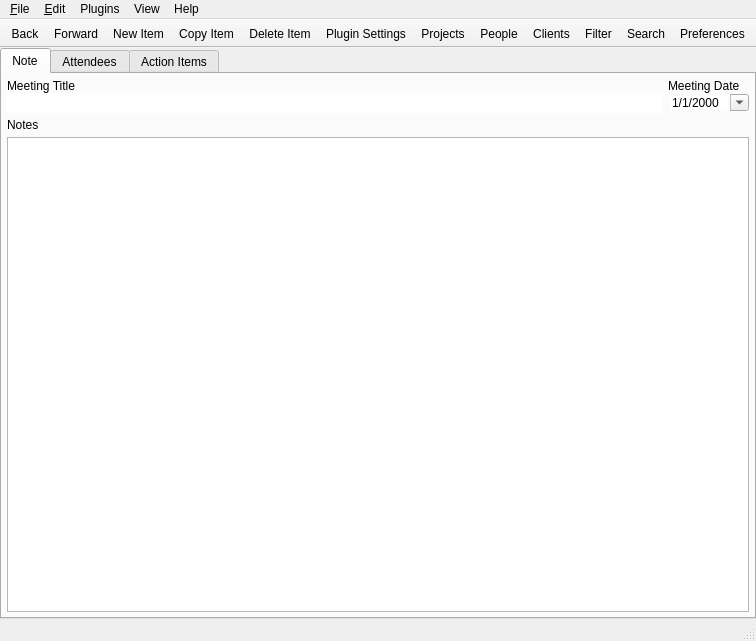
Before: the Qt Designer form mainwindow.ui in kestermckinney/ProjectNotes, drawn with Qt 5.
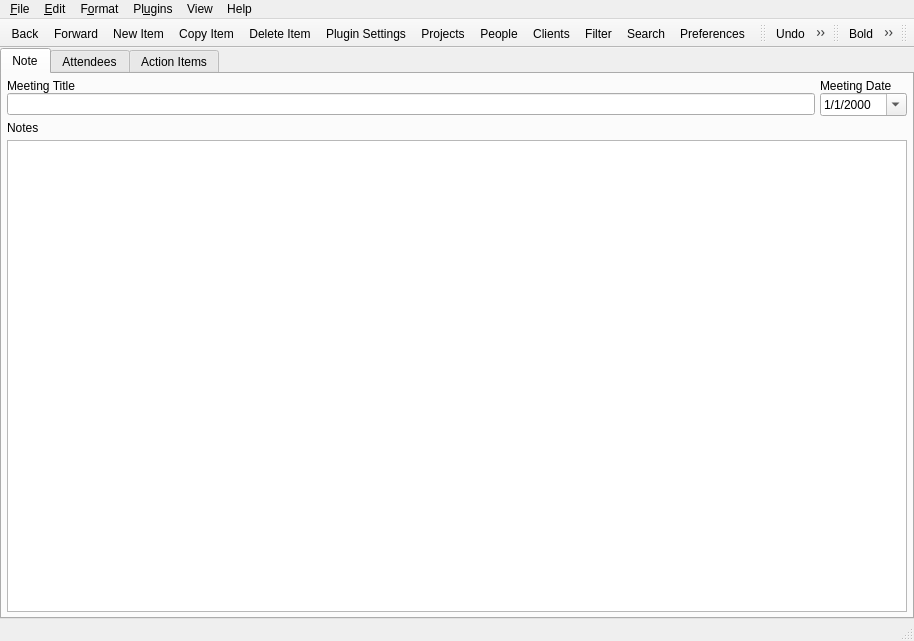
After: the same form once the commit is applied. The open tabs and pages were chosen to show the change. Icons and pictures are not drawn. Custom widgets are drawn as their Qt base class.

```diff
--- a/mainwindow.ui
+++ b/mainwindow.ui
@@ -6,7 +6,7 @@
    <rect>
     <x>0</x>
     <y>0</y>
-    <width>677</width>
+    <width>866</width>
     <height>641</height>
    </rect>
   </property>
@@ -226,14 +226,14 @@
                   <item row="1" column="0">
                    <widget class="QLineEdit" name="lineEditMeetingTitle">
                     <property name="frame">
-                     <bool>false</bool>
+                     <bool>true</bool>
                     </property>
                    </widget>
                   </item>
                   <item row="1" column="1">
                    <widget class="QDateEdit" name="dateEditMeetingDate">
                     <property name="frame">
-                     <bool>false</bool>
+                     <bool>true</bool>
                     </property>
                     <property name="displayFormat">
                      <string>M/d/yyyy</string>
@@ -1373,7 +1373,7 @@
     <rect>
      <x>0</x>
      <y>0</y>
-     <width>677</width>
+     <width>866</width>
      <height>22</height>
     </rect>
    </property>
@@ -1415,7 +1415,7 @@
    </widget>
    <widget class="QMenu" name="menuPlugins">
     <property name="title">
-     <string>Plugins</string>
+     <string>Pl&amp;ugins</string>
     </property>
     <addaction name="actionPlugin_Settings"/>
     <addaction name="actionView_Console"/>
@@ -1451,8 +1451,26 @@
     <addaction name="actionCustom_Plugins"/>
     <addaction name="actionAbout"/>
    </widget>
+   <widget class="QMenu" name="menuF_ormat">
+    <property name="title">
+     <string>F&amp;ormat</string>
+    </property>
+    <addaction name="action_Bold"/>
+    <addaction name="action_Italic"/>
+    <addaction name="action_Underline"/>
+    <addaction name="separator"/>
+    <addaction name="action_Left"/>
+    <addaction name="action_Center"/>
+    <addaction name="action_Right"/>
+    <addaction name="action_Justify"/>
+    <addaction name="actionI_ndent"/>
+    <addaction name="actionUind_ent"/>
+    <addaction name="separator"/>
+    <addaction name="actionC_olor"/>
+   </widget>
    <addaction name="menuFile"/>
    <addaction name="menuEdit"/>
+   <addaction name="menuF_ormat"/>
    <addaction name="menuPlugins"/>
    <addaction name="menuView"/>
    <addaction name="menuHelp"/>
@@ -1502,6 +1520,54 @@
    <addaction name="actionSearch"/>
    <addaction name="actionPreferences"/>
   </widget>
+  <widget class="QToolBar" name="toolBarEdit">
+   <property name="windowTitle">
+    <string>toolBar_2</string>
+   </property>
+   <attribute name="toolBarArea">
+    <enum>TopToolBarArea</enum>
+   </attribute>
+   <attribute name="toolBarBreak">
+    <bool>false</bool>
+   </attribute>
+   <addaction name="actionUndo"/>
+   <addaction name="actionRedo"/>
+   <addaction name="actionCopy"/>
+   <addaction name="actionCut"/>
+   <addaction name="actionPaste"/>
+  </widget>
+  <widget class="QToolBar" name="toolBarFormat">
+   <property name="windowTitle">
+    <string>toolBar</string>
+   </property>
+   <attribute name="toolBarArea">
+    <enum>TopToolBarArea</enum>
+   </attribute>
+   <attribute name="toolBarBreak">
+    <bool>false</bool>
+   </attribute>
+   <addaction name="action_Bold"/>
+   <addaction name="action_Italic"/>
+   <addaction name="action_Underline"/>
+   <addaction name="action_Left"/>
+   <addaction name="action_Center"/>
+   <addaction name="action_Right"/>
+   <addaction name="action_Justify"/>
+   <addaction name="actionI_ndent"/>
+   <addaction name="actionUind_ent"/>
+   <addaction name="actionC_olor"/>
+  </widget>
+  <widget class="QToolBar" name="toolBarStyle">
+   <property name="windowTitle">
+    <string>toolBar</string>
+   </property>
+   <attribute name="toolBarArea">
+    <enum>TopToolBarArea</enum>
+   </attribute>
+   <attribute name="toolBarBreak">
+    <bool>false</bool>
+   </attribute>
+  </widget>
   <action name="actionNew_Database">
    <property name="text">
     <string>&amp;New Database...</string>
@@ -1930,6 +1996,96 @@
     <string>Resolved Tracker/Action Items</string>
    </property>
   </action>
+  <action name="action_Bold">
+   <property name="icon">
+    <iconset theme="format-text-bold">
+     <normaloff>.</normaloff>.</iconset>
+   </property>
+   <property name="text">
+    <string>&amp;Bold</string>
+   </property>
+  </action>
+  <action name="action_Italic">
+   <property name="icon">
+    <iconset theme="format-text-italic">
+     <normaloff>.</normaloff>.</iconset>
+   </property>
+   <property name="text">
+    <string>&amp;Italic</string>
+   </property>
+  </action>
+  <action name="action_Underline">
+   <property name="icon">
+    <iconset theme="format-text-underline">
+     <normaloff>.</normaloff>.</iconset>
+   </property>
+   <property name="text">
+    <string>&amp;Underline</string>
+   </property>
+  </action>
+  <action name="action_Left">
+   <property name="icon">
+    <iconset theme="format-justify-left">
+     <normaloff>.</normaloff>.</iconset>
+   </property>
+   <property name="text">
+    <string>&amp;Left</string>
+   </property>
+  </action>
+  <action name="action_Center">
+   <property name="icon">
+    <iconset theme="format-justify-center">
+     <normaloff>.</normaloff>.</iconset>
+   </property>
+   <property name="text">
+    <string>&amp;Center</string>
+   </property>
+  </action>
+  <action name="action_Right">
+   <property name="icon">
+    <iconset theme="format-justify-right">
+     <normaloff>.</normaloff>.</iconset>
+   </property>
+   <property name="text">
+    <string>&amp;Right</string>
+   </property>
+  </action>
+  <action name="action_Justify">
+   <property name="icon">
+    <iconset theme="format-justify-fill">
+     <normaloff>.</normaloff>.</iconset>
+   </property>
+   <property name="text">
+    <string>&amp;Justify</string>
+   </property>
+  </action>
+  <action name="actionI_ndent">
+   <property name="icon">
+    <iconset theme="format-indent-more">
+     <normaloff>.</normaloff>.</iconset>
+   </property>
+   <property name="text">
+    <string>I&amp;ndent</string>
+   </property>
+  </action>
+  <action name="actionUind_ent">
+   <property name="icon">
+    <iconset theme="format-indent-less">
+     <normaloff>.</normaloff>.</iconset>
+   </property>
+   <property name="text">
+    <string>Uind&amp;ent</string>
+   </property>
+  </action>
+  <action name="actionC_olor">
+   <property name="icon">
+    <iconset theme="text-x-generic">
+     <normaloff>.</normaloff>.</iconset>
+   </property>
+   <property name="text">
+    <string>C&amp;olor...</string>
+   </property>
+  </action>
  </widget>
  <customwidgets>
   <customwidget>
@@ -2012,6 +2168,17 @@
    <extends>QTableView</extends>
    <header>trackeritemcommentsview.h</header>
   </customwidget>
+  <customwidget>
+   <class>ProjectNotesPage</class>
+   <extends>QWidget</extends>
+   <header>projectnotespage.h</header>
+   <container>1</container>
+  </customwidget>
+  <customwidget>
+   <class>MeetingAttendeesView</class>
+   <extends>QTableView</extends>
+   <header>meetingattendeesview.h</header>
+  </customwidget>
  </customwidgets>
  <resources>
   <include location="Resources.qrc"/>
```
Left out of the diff: 44 changed lines with no effect on the pictures.
